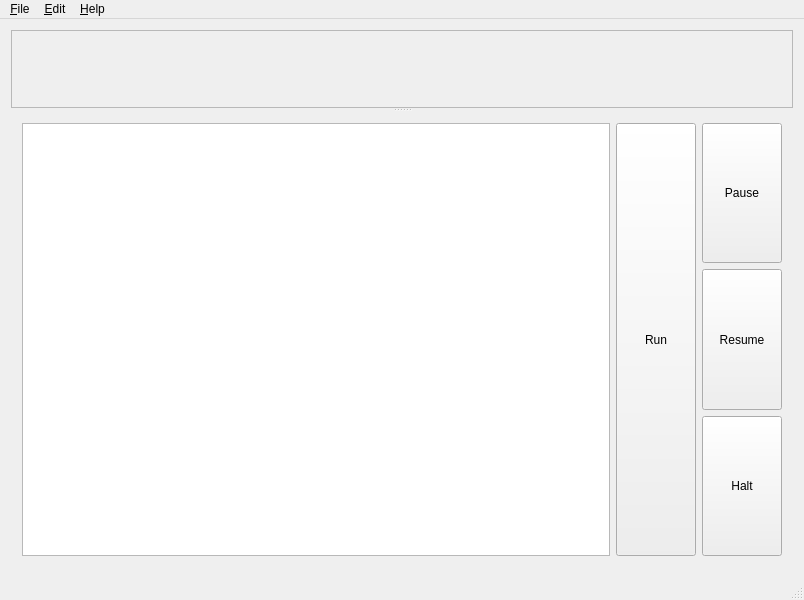
damaki/Turtyl, file forms/mainwindow.ui: the form before one commit.
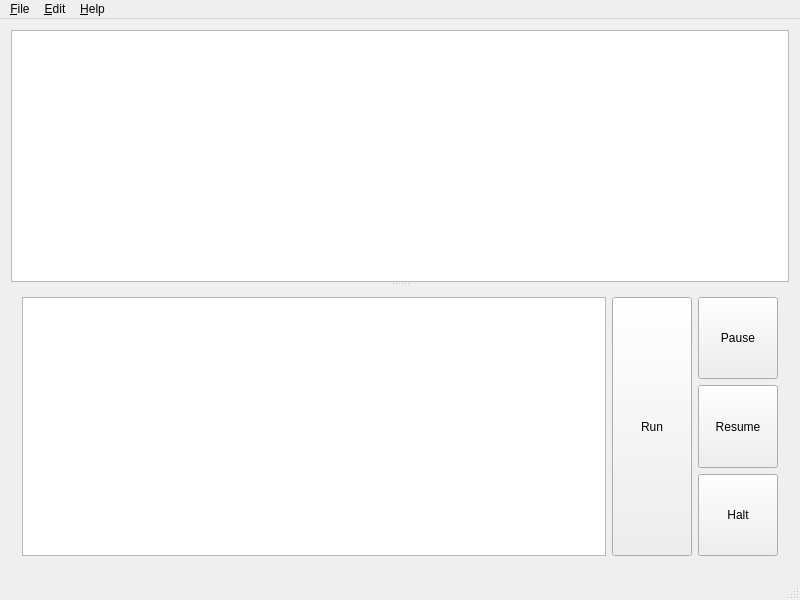
The form after the commit.

Commit message:
Revert back to using QGraphicsView but with a custom QGraphicsItem.
This change keeps the previous performance improvements from commit
8de96dc6... but changes back to using QGraphicsView with the custom
QWidget modified to a custom QGraphicsItem.

The reason for this change is for much better dragging and scrolling
support. QGraphicsView supports dragging natively, and supports the
centerOn() function, which are not naturally supported in QScrollArea.

```diff
--- a/forms/mainwindow.ui
+++ b/forms/mainwindow.ui
@@ -23,21 +23,15 @@
       <property name="orientation">
        <enum>Qt::Vertical</enum>
       </property>
-      <property name="opaqueResize">
-       <bool>true</bool>
-      </property>
-      <widget class="QScrollArea" name="scrollArea">
+      <widget class="QGraphicsView" name="graphicsView">
        <property name="sizePolicy">
-        <sizepolicy hsizetype="Expanding" vsizetype="MinimumExpanding">
+        <sizepolicy hsizetype="Expanding" vsizetype="Preferred">
          <horstretch>0</horstretch>
          <verstretch>0</verstretch>
         </sizepolicy>
        </property>
-       <property name="minimumSize">
-        <size>
-         <width>782</width>
-         <height>78</height>
-        </size>
+       <property name="dragMode">
+        <enum>QGraphicsView::ScrollHandDrag</enum>
        </property>
        <property name="baseSize">
         <size>
@@ -45,25 +39,6 @@
          <height>0</height>
         </size>
        </property>
-       <property name="sizeAdjustPolicy">
-        <enum>QAbstractScrollArea::AdjustToContentsOnFirstShow</enum>
-       </property>
-       <property name="widgetResizable">
-        <bool>true</bool>
-       </property>
-       <property name="alignment">
-        <set>Qt::AlignCenter</set>
-       </property>
-       <widget class="QWidget" name="scrollAreaWidgetContents">
-        <property name="geometry">
-         <rect>
-          <x>0</x>
-          <y>0</y>
-          <width>780</width>
-          <height>76</height>
-         </rect>
-        </property>
-       </widget>
       </widget>
       <widget class="QWidget" name="">
        <layout class="QHBoxLayout" name="horizontalLayout">
```
Left out of the diff: 7 changed lines with no effect on the pictures. The commit also changes 8 other files.
